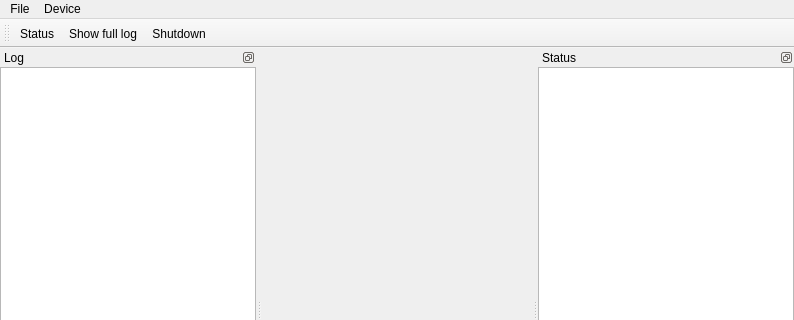
This is projects/ctrl-board/software/applications/client/src/main_wnd.ui in z80/robocam as Qt 5 draws it before an edit; both pictures show x 0 to 794 and y 0 to 320 of the 794 by 594 pixel window. The edited form follows.
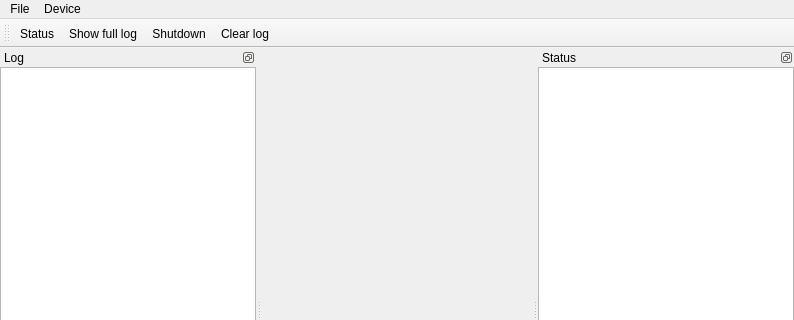
This is the edited form. Custom widgets are drawn as their Qt base class.

```diff
--- a/projects/ctrl-board/software/applications/client/src/main_wnd.ui
+++ b/projects/ctrl-board/software/applications/client/src/main_wnd.ui
@@ -282,6 +282,7 @@
    <addaction name="queryStatus"/>
    <addaction name="showFullLog"/>
    <addaction name="shutdown"/>
+   <addaction name="clearLog"/>
   </widget>
   <widget class="QDockWidget" name="statusDw">
    <property name="features">
@@ -413,6 +414,14 @@
     <string>Query status</string>
    </property>
   </action>
+  <action name="clearLog">
+   <property name="text">
+    <string>Clear log</string>
+   </property>
+   <property name="toolTip">
+    <string>Clear log</string>
+   </property>
+  </action>
  </widget>
  <customwidgets>
   <customwidget>
```
Left out of the diff: 6 changed lines with no effect on the pictures.
